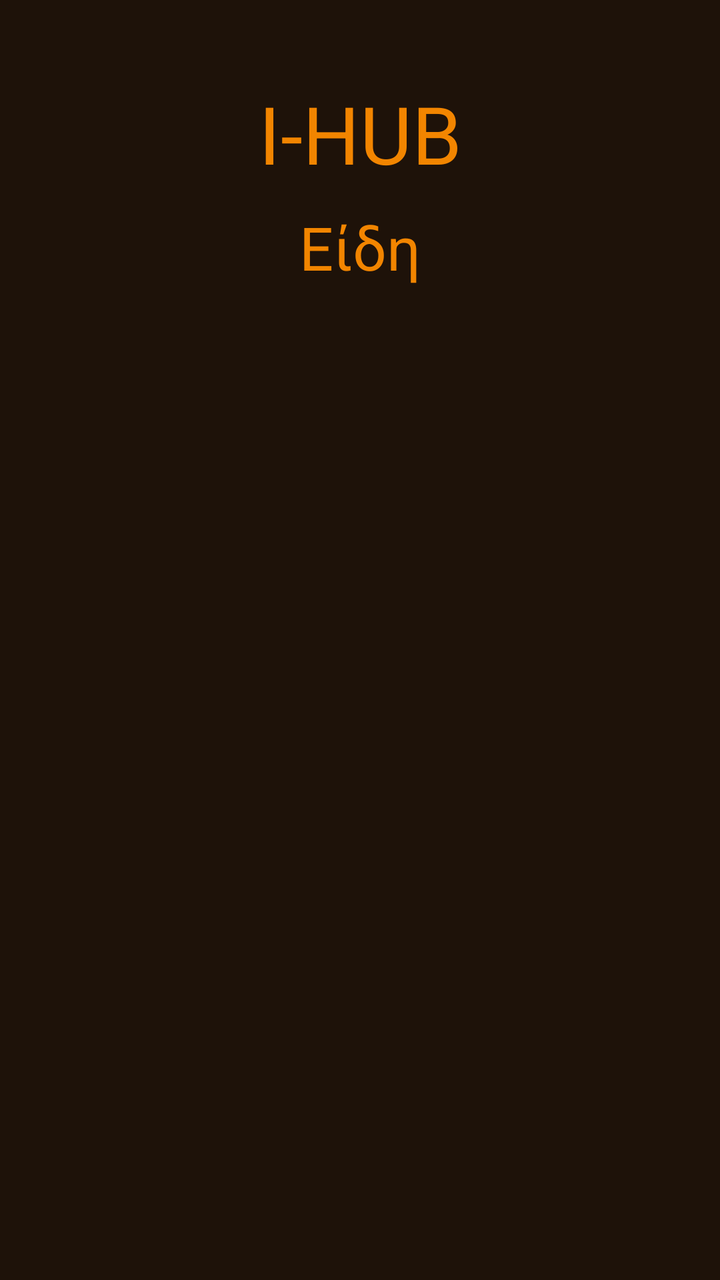
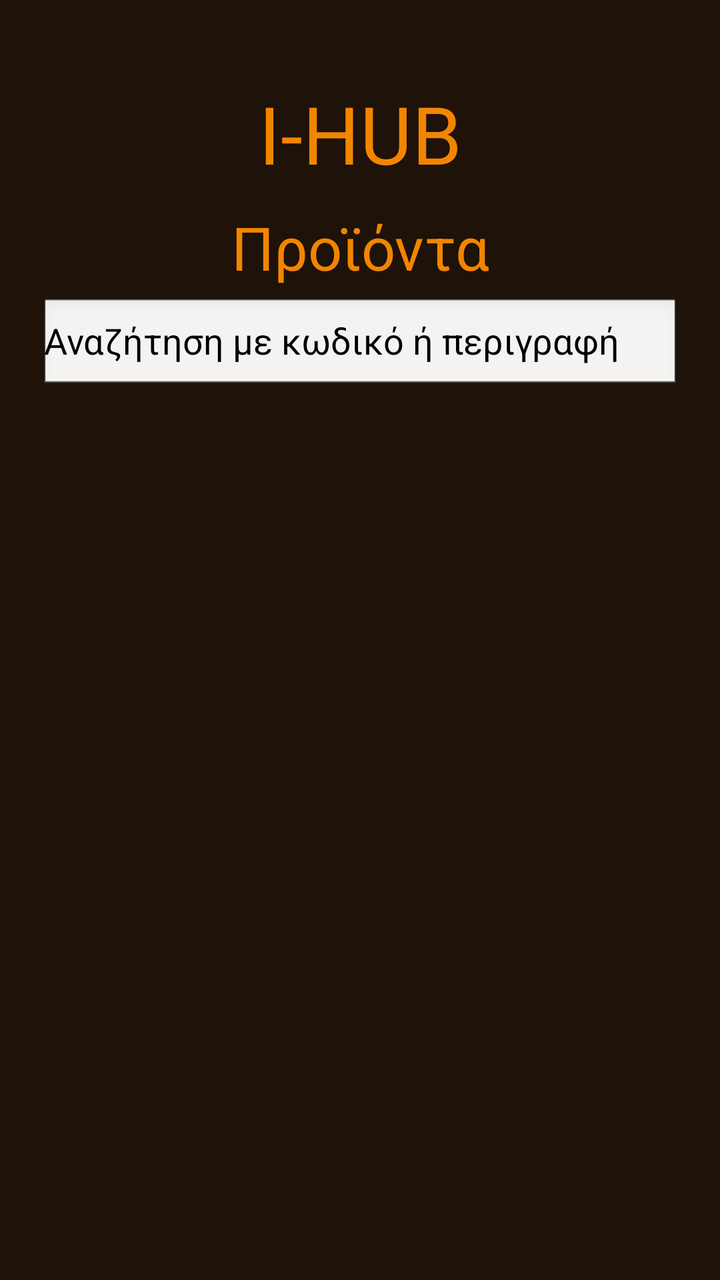

The first picture is an Android layout as it rendered before a commit; the second is the same layout after the commit. The layout source and the unified diff follow.
<!-- AndroidManifest.xml: application theme Theme.IHUB -->
<!-- res/layout/products.xml -->
<?xml version="1.0" encoding="utf-8"?>
<androidx.constraintlayout.widget.ConstraintLayout xmlns:android="http://schemas.android.com/apk/res/android"
    android:layout_width="match_parent"
    android:layout_height="match_parent"
    xmlns:app="http://schemas.android.com/apk/res-auto"
    android:background="@color/brown">

    <TextView
        android:id="@+id/titleText"
        android:layout_width="wrap_content"
        android:layout_height="wrap_content"
        android:text="I-HUB"
        android:textColor="@color/orange"
        app:layout_constraintEnd_toEndOf="parent"
        app:layout_constraintStart_toStartOf="parent"
        app:layout_constraintTop_toTopOf="parent"
        android:textSize="40sp"
        android:layout_marginTop="40sp"/>
    <TextView
        android:layout_width="wrap_content"
        android:layout_height="wrap_content"
        android:text="Είδη"
        android:textSize="30sp"
        android:textColor="@color/orange"
        app:layout_constraintTop_toBottomOf="@+id/titleText"
        app:layout_constraintStart_toStartOf="parent"
        app:layout_constraintEnd_toEndOf="parent"
        android:layout_marginTop="10dp"/>
    />

</androidx.constraintlayout.widget.ConstraintLayout>
<!-- resources referenced by this layout -->
<resources>
  <color name="brown">#1E1209</color>
  <color name="orange">#F28500</color>
  <style name="Theme.IHUB" parent="Base.Theme.IHUB" />
  <style name="Base.Theme.IHUB" parent="Theme.Material3.DayNight.NoActionBar">
          
          
      </style>
</resources>

<!-- the commit's change to res/layout/products.xml (unified diff, before → after) -->
@@ -17,15 +17,79 @@
         android:textSize="40sp"
         android:layout_marginTop="40sp"/>
     <TextView
+        android:id="@+id/productsTitle"
         android:layout_width="wrap_content"
         android:layout_height="wrap_content"
-        android:text="Είδη"
+        android:text="Προϊόντα"
         android:textSize="30sp"
         android:textColor="@color/orange"
         app:layout_constraintTop_toBottomOf="@+id/titleText"
         app:layout_constraintStart_toStartOf="parent"
         app:layout_constraintEnd_toEndOf="parent"
         android:layout_marginTop="10dp"/>
-    />
+
+    <EditText
+        android:id="@+id/productsearch"
+        android:layout_width="0dp"
+        android:layout_height="48dp"
+        android:hint="Αναζήτηση με κωδικό ή περιγραφή "
+        android:inputType="text"
+        android:singleLine="true"
+        android:paddingStart="2dp"
+        android:paddingEnd="2dp"
+        android:background="@android:drawable/edit_text"
+        android:textColor="@color/black"
+        android:textColorHint="@color/black"
+        android:layout_marginStart="20dp"
+        android:layout_marginEnd="20dp"
+        android:layout_marginTop="5dp"
+        app:layout_constraintTop_toBottomOf="@id/productsTitle"
+        app:layout_constraintStart_toStartOf="parent"
+        app:layout_constraintEnd_toEndOf="parent" />
+
+    <ScrollView
+        android:id="@+id/productSuggestionsScroll"
+        android:layout_width="0dp"
+        android:layout_height="150dp"
+        android:visibility="gone"
+        android:background="@android:color/white"
+        android:elevation="8dp"
+        android:layout_marginStart="20dp"
+        android:layout_marginEnd="20dp"
+        app:layout_constraintTop_toBottomOf="@id/productsearch"
+        app:layout_constraintStart_toStartOf="parent"
+        app:layout_constraintEnd_toEndOf="parent">
+
+        <LinearLayout
+            android:id="@+id/productSuggestionsList"
+            android:layout_width="match_parent"
+            android:layout_height="wrap_content"
+            android:orientation="vertical"
+            android:padding="8dp" />
+
+    </ScrollView>
+
+    <ScrollView
+        android:id="@+id/productsResultsScroll"
+        android:layout_width="0dp"
+        android:layout_height="0dp"
+        android:fillViewport="true"
+        android:layout_marginTop="12dp"
+        app:layout_constraintTop_toBottomOf="@id/productsearch"
+        app:layout_constraintBottom_toBottomOf="parent"
+        app:layout_constraintStart_toStartOf="parent"
+        app:layout_constraintEnd_toEndOf="parent">
+
+        <LinearLayout
+            android:id="@+id/productsResultsList"
+            android:layout_width="match_parent"
+            android:layout_height="wrap_content"
+            android:orientation="vertical"
+            android:padding="12dp" />
+
+    </ScrollView>
+
+
+
 
 </androidx.constraintlayout.widget.ConstraintLayout>
<!-- resource entries referenced after the edit -->
@@ -1,5 +1,6 @@
 <!-- resources referenced by this layout -->
 <resources>
+  <color name="black">#FF000000</color>
   <color name="brown">#1E1209</color>
   <color name="orange">#F28500</color>
   <style name="Theme.IHUB" parent="Base.Theme.IHUB" />
